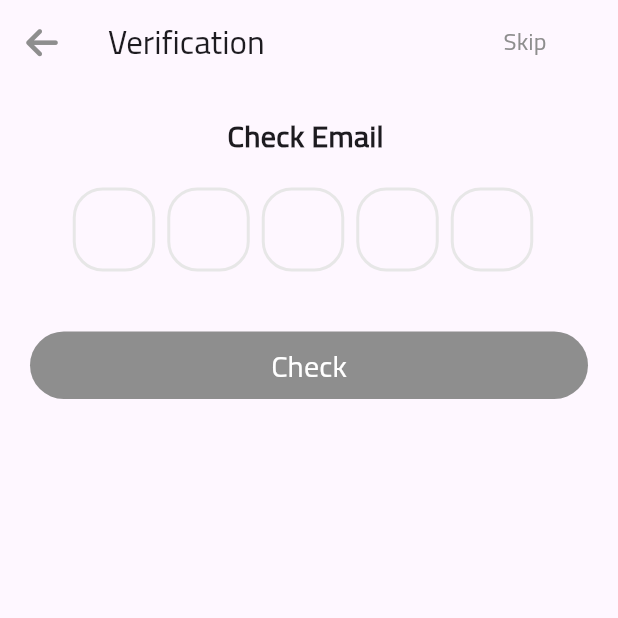
After one commit to abdobassel/Ecommerce_Shop_full, a Flutter app: the VerfyCodeSignup screen opened by its route, on a phone screen of 412 x 824 dp, the top half of it. The commit adds this screen. Run offline on Flutter 3.47's test engine with Material 3 defaults, Android fonts, the phone set to English and light mode, and no system bars; drawn by our look-alikes of flutter_otp_text_field; our stand-ins replace flutter_conditional_rendering, fluttertoast, font_awesome_flutter, get, shared_preferences, smooth_page_indicator; accounts and stored records are empty.

```diff
--- a/lib/controller/auth/signup_controller.dart
+++ b/lib/controller/auth/signup_controller.dart
@@ -20,7 +20,7 @@ class SignupControllerImplements extends SignupController {
 
   @override
   signup() {
-    // TODO: implement signup
+    Get.offNamed(AppRoutes.verfycode_signup);
     throw UnimplementedError();
   }
 
--- /dev/null
+++ b/lib/controller/auth/very_signup_controller.dart
@@ -0,0 +1,30 @@
+import 'package:ecommerce_flutter/core/constant/asset_images/routes.dart';
+import 'package:flutter/material.dart';
+import 'package:get/get.dart';
+
+abstract class VerficodeSignUpController extends GetxController {
+  checkCode();
+  toSuccessSignup();
+}
+
+class VerficodeSignUpControllerImpl extends VerficodeSignUpController {
+  @override
+  toSuccessSignup() {
+    Get.toNamed(AppRoutes.success_signup);
+  }
+
+  late String codeVer;
+
+  @override
+  void onInit() {
+    super.onInit();
+  }
+
+  @override
+  void dispose() {
+    super.dispose();
+  }
+
+  @override
+  checkCode() {}
+}
--- a/lib/core/constant/asset_images/routes.dart
+++ b/lib/core/constant/asset_images/routes.dart
@@ -4,6 +4,7 @@ import 'package:ecommerce_flutter/view/screens/auth/register_page.dart';
 import 'package:ecommerce_flutter/view/screens/auth/resetPassword.dart';
 import 'package:ecommerce_flutter/view/screens/auth/success_reset.dart';
 import 'package:ecommerce_flutter/view/screens/auth/success_signup.dart';
+import 'package:ecommerce_flutter/view/screens/auth/verfycode_signup.dart';
 import 'package:ecommerce_flutter/view/screens/auth/verifycode.dart';
 import 'package:ecommerce_flutter/view/screens/home/home_screen.dart';
 import 'package:ecommerce_flutter/view/screens/language/languagescreen.dart';
@@ -25,6 +26,7 @@ class AppRoutes {
   static const String success_reset = '/succes_reset';
 
   static const String success_signup = '/succes_signup';
+  static const String verfycode_signup = '/veryficode_signup';
 }
 
 Map<String, Widget Function(BuildContext)> routes = {
@@ -41,4 +43,5 @@ Map<String, Widget Function(BuildContext)> routes = {
   AppRoutes.success_reset: (context) => SuccessResetPassword(),
 
   AppRoutes.success_signup: (context) => Success_Signup(),
+  AppRoutes.verfycode_signup: (context) => VerfyCodeSignup(),
 };
--- a/lib/main.dart
+++ b/lib/main.dart
@@ -8,6 +8,7 @@ import 'package:ecommerce_flutter/view/screens/auth/register_page.dart';
 import 'package:ecommerce_flutter/view/screens/auth/resetPassword.dart';
 import 'package:ecommerce_flutter/view/screens/auth/success_reset.dart';
 import 'package:ecommerce_flutter/view/screens/auth/success_signup.dart';
+import 'package:ecommerce_flutter/view/screens/auth/verfycode_signup.dart';
 import 'package:ecommerce_flutter/view/screens/auth/verifycode.dart';
 import 'package:ecommerce_flutter/view/screens/home/home_screen.dart';
 import 'package:ecommerce_flutter/view/screens/language/languagescreen.dart';
@@ -59,6 +60,8 @@ class MyApp extends StatelessWidget {
         GetPage(
             name: AppRoutes.success_reset, page: () => SuccessResetPassword()),
         GetPage(name: AppRoutes.success_signup, page: () => Success_Signup()),
+        GetPage(
+            name: AppRoutes.verfycode_signup, page: () => VerfyCodeSignup()),
       ],
     );
   }
--- a/lib/view/screens/auth/register_page.dart
+++ b/lib/view/screens/auth/register_page.dart
@@ -172,9 +172,11 @@ class RegisterScreen extends StatelessWidget {
                 ),
                 conditionBuilder: (context) => true,
                 widgetBuilder: (context) => DefaultButton(
-                    text: 'Create Account',
+                    text: 'Sign Up',
                     isUperCase: false,
-                    function: () {},
+                    function: () {
+                      signupController.signup();
+                    },
                     background: AppColor.gry,
                     radius: 30),
               ),
--- /dev/null
+++ b/lib/view/screens/auth/verfycode_signup.dart
@@ -0,0 +1,98 @@
+import 'package:ecommerce_flutter/components/components.dart';
+import 'package:ecommerce_flutter/controller/auth/forget_controller.dart';
+import 'package:ecommerce_flutter/controller/auth/very_signup_controller.dart';
+import 'package:ecommerce_flutter/controller/auth/veryficode_controller.dart';
+
+import 'package:flutter/material.dart';
+import 'package:ecommerce_flutter/core/class/app_color.dart';
+import 'package:flutter_conditional_rendering/conditional.dart';
+import 'package:flutter_otp_text_field/flutter_otp_text_field.dart';
+import 'package:font_awesome_flutter/font_awesome_flutter.dart';
+import 'package:get/get.dart';
+
+class VerfyCodeSignup extends StatelessWidget {
+  VerfyCodeSignup({super.key});
+
+  @override
+  Widget build(BuildContext context) {
+    VerficodeSignUpControllerImpl verficodeSignUpControllerImpl =
+        Get.put(VerficodeSignUpControllerImpl());
+    return Scaffold(
+      appBar: DefaultAppBar(
+        context: context,
+        title: 'Verification',
+        actions: [
+          SizedBox(
+            width: 15,
+          ),
+          Padding(
+            padding: const EdgeInsets.only(right: 30),
+            child: TextButton(
+                onPressed: () {},
+                child: const Text(
+                  'Skip',
+                  style: TextStyle(color: AppColor.gry, fontSize: 16),
+                )),
+          )
+        ],
+        leading: IconButton(
+          icon: const FaIcon(
+            FontAwesomeIcons.arrowLeft,
+            color: AppColor.gry,
+          ),
+          onPressed: () {
+            Navigator.pop(context);
+          },
+        ),
+      ),
+      body: SingleChildScrollView(
+        physics: const BouncingScrollPhysics(),
+        child: Padding(
+          padding: const EdgeInsets.all(20),
+          child: Form(
+            child: Column(
+                crossAxisAlignment: CrossAxisAlignment.center,
+                mainAxisAlignment: MainAxisAlignment.center,
+                children: [
+                  Text(
+                    'Check Email ',
+                    style: TextStyle(fontWeight: FontWeight.bold, fontSize: 20),
+                  ),
+                  SizedBox(
+                    height: 20,
+                  ),
+                  OtpTextField(
+                    fieldWidth: 55,
+                    borderRadius: BorderRadius.circular(20),
+                    numberOfFields: 5,
+                    onCodeChanged: (String code) {},
+                    onSubmit: (String vCode) {
+                      verficodeSignUpControllerImpl.toSuccessSignup();
+                    },
+                    showFieldAsBox: true,
+                  ),
+                  const SizedBox(
+                    height: 40,
+                  ),
+                  Conditional.single(
+                    context: context,
+                    fallbackBuilder: (context) => const Center(
+                      child: CircularProgressIndicator(
+                        color: AppColor.gry,
+                      ),
+                    ),
+                    conditionBuilder: (context) => true,
+                    widgetBuilder: (context) => DefaultButton(
+                        text: 'Check',
+                        isUperCase: false,
+                        function: () {},
+                        background: AppColor.gry,
+                        radius: 30),
+                  ),
+                ]),
+          ),
+        ),
+      ),
+    );
+  }
+}
```
Also changed, not shown: lib/controller/auth/succes_reset_controller.dart (added, +14 -0 lines), lib/controller/auth/success_signup_controller.dart (added, +14 -0 lines), lib/view/screens/auth/success_reset.dart (+30 -1 lines), lib/view/screens/auth/success_signup.dart (+24 -1 lines).
